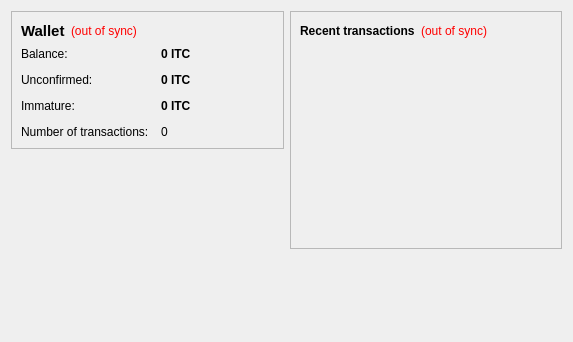
Old version of the form src/qt/forms/overviewpage.ui in the repository corryl/ItalyCoin.
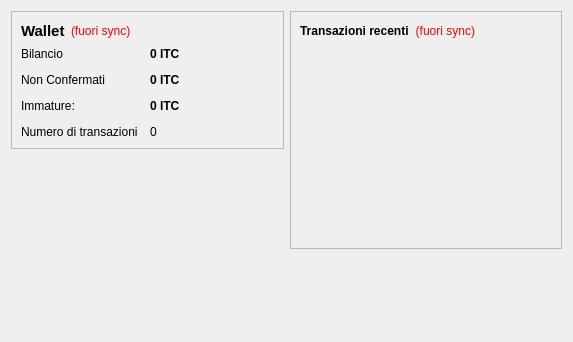
New version of the form.

The edit to the form file:
```diff
--- a/src/qt/forms/overviewpage.ui
+++ b/src/qt/forms/overviewpage.ui
@@ -50,7 +50,7 @@
              <string notr="true">QLabel { color: red; }</string>
             </property>
             <property name="text">
-             <string notr="true">(out of sync)</string>
+             <string notr="true">(fuori sync)</string>
             </property>
             <property name="alignment">
              <set>Qt::AlignLeading|Qt::AlignLeft|Qt::AlignVCenter</set>
@@ -86,7 +86,7 @@
           <item row="0" column="0">
            <widget class="QLabel" name="label">
             <property name="text">
-             <string>Balance:</string>
+             <string>Bilancio</string>
             </property>
            </widget>
           </item>
@@ -115,7 +115,7 @@
           <item row="1" column="0">
            <widget class="QLabel" name="label_3">
             <property name="text">
-             <string>Unconfirmed:</string>
+             <string>Non Confermati</string>
             </property>
            </widget>
           </item>
@@ -144,7 +144,7 @@
           <item row="3" column="0">
            <widget class="QLabel" name="label_2">
             <property name="text">
-             <string>Number of transactions:</string>
+             <string>Numero di transazioni</string>
             </property>
            </widget>
           </item>
@@ -220,7 +220,7 @@
           <item>
            <widget class="QLabel" name="label_4">
             <property name="text">
-             <string>&lt;b&gt;Recent transactions&lt;/b&gt;</string>
+             <string>&lt;html&gt;&lt;head/&gt;&lt;body&gt;&lt;p&gt;&lt;span style=&quot; font-weight:600;&quot;&gt;Transazioni recenti&lt;/span&gt;&lt;/p&gt;&lt;/body&gt;&lt;/html&gt;</string>
             </property>
            </widget>
           </item>
@@ -233,7 +233,7 @@
              <string notr="true">QLabel { color: red; }</string>
             </property>
             <property name="text">
-             <string notr="true">(out of sync)</string>
+             <string notr="true">(fuori sync)</string>
             </property>
             <property name="alignment">
              <set>Qt::AlignRight|Qt::AlignTrailing|Qt::AlignVCenter</set>
```
